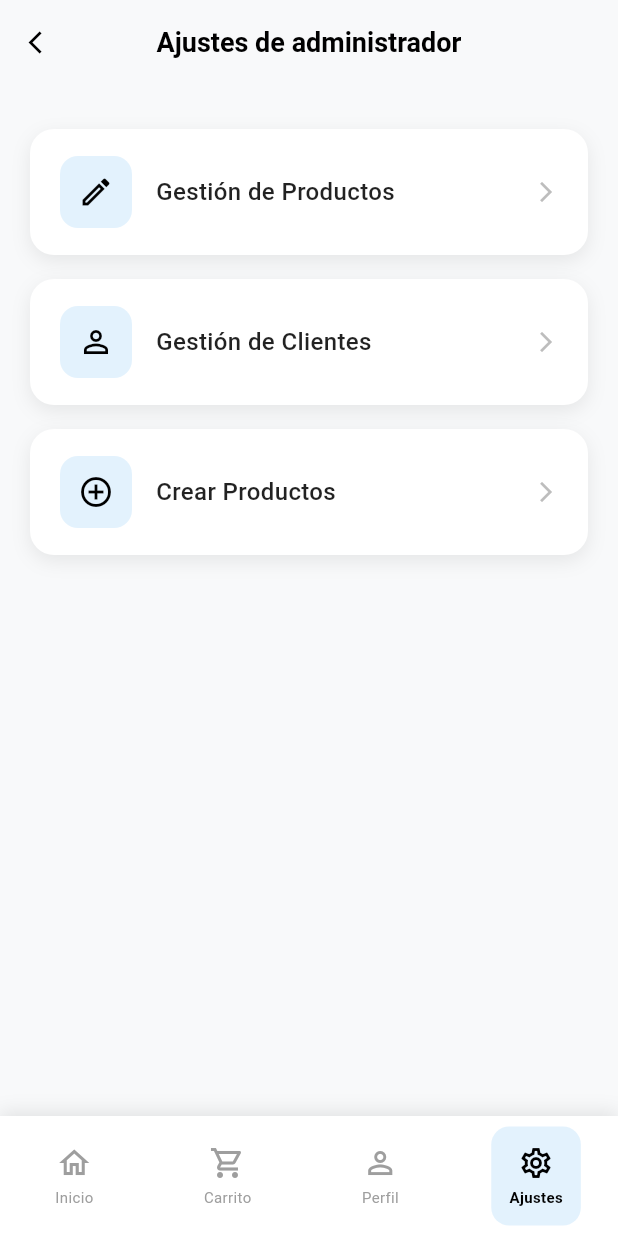
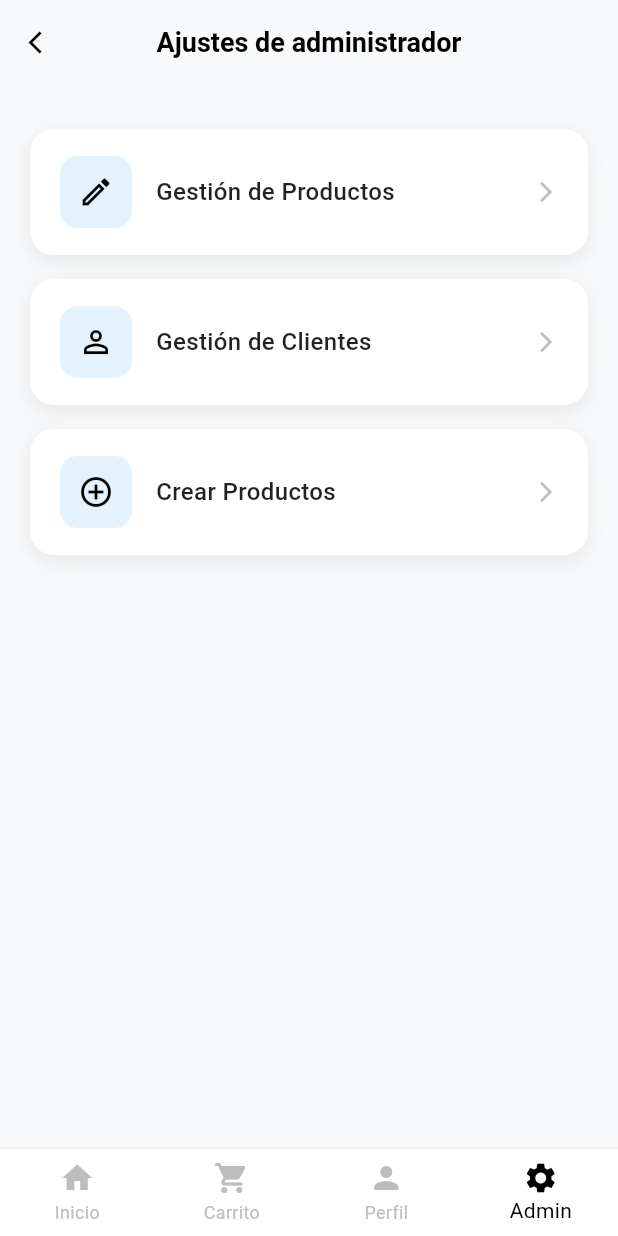
Before and after one commit to Irene-Sinclair/Proyecto_CodeCats_PrograMovil, a Flutter app: the AdminSettingsScreen screen opened directly, on a phone screen of 412 x 824 dp. Run offline on Flutter 3.47's test engine with Material 3 defaults, Android fonts, the phone set to English and light mode, and no system bars; our stand-ins replace cloud_firestore, firebase_auth, firebase_core, shared_preferences; accounts and stored records are empty; statements that could not run were skipped.

Commit message:
Navegacion entre pantallas agregada

```diff
--- a/lib/Pantallas_Admin/panel_adm.dart
+++ b/lib/Pantallas_Admin/panel_adm.dart
@@ -4,7 +4,8 @@ import 'package:proyecto_codecats/GestionProductos/gestion_productos.dart';
 import 'package:proyecto_codecats/Pantallas_Admin/gestion_clientes_adm.dart';
 import 'package:proyecto_codecats/Carrito/carrito.dart';
 import 'package:proyecto_codecats/Catalogo/catalogo.dart';
-
+import 'package:proyecto_codecats/botton_navigator.dart';
+import 'package:proyecto_codecats/user_profile/User.dart';
 
 class AdminSettingsScreen extends StatefulWidget {
   const AdminSettingsScreen({super.key});
@@ -17,7 +18,7 @@ class _AdminSettingsScreenState extends State<AdminSettingsScreen>
     with SingleTickerProviderStateMixin {
   late AnimationController _animationController;
   late Animation<double> _fadeAnimation;
-  int _currentIndex = 3; // Índice inicial para Ajustes
+  int _currentIndex = 3; // Índice para Ajustes (admin)
 
   @override
   void initState() {
@@ -52,7 +53,7 @@ class _AdminSettingsScreenState extends State<AdminSettingsScreen>
 
     // Navegar a la pantalla correspondiente
     switch (index) {
-      case 0: // Home
+      case 0: // Inicio
         Navigator.pushReplacement(
           context,
           MaterialPageRoute(builder: (context) => CatalogScreen()),
@@ -67,10 +68,10 @@ class _AdminSettingsScreenState extends State<AdminSettingsScreen>
       case 2: // Perfil
         Navigator.pushReplacement(
           context,
-          MaterialPageRoute(builder: (context) => PaymentScreen()),
+          MaterialPageRoute(builder: (context) => ProfileScreen()), // Cambia por tu pantalla de perfil
         );
         break;
-      case 3: // Ajustes (ya estamos aquí)
+      case 3: // Ajustes Admin (ya estamos aquí)
         // No hacer nada, ya estamos en ajustes
         break;
     }
@@ -135,27 +136,10 @@ class _AdminSettingsScreenState extends State<AdminSettingsScreen>
           ),
         ),
       ),
-      bottomNavigationBar: Container(
-        height: 80,
-        decoration: BoxDecoration(
-          color: Colors.white,
-          boxShadow: [
-            BoxShadow(
-              color: Colors.black.withOpacity(0.1),
-              blurRadius: 10,
-              offset: const Offset(0, -2),
-            ),
-          ],
-        ),
-        child: Row(
-          mainAxisAlignment: MainAxisAlignment.spaceAround,
-          children: [
-            _buildBottomNavItem(Icons.home_outlined, 0, 'Inicio'),
-            _buildBottomNavItem(Icons.shopping_cart_outlined, 1, 'Carrito'),
-            _buildBottomNavItem(Icons.person_outline, 2, 'Perfil'),
-            _buildBottomNavItem(Icons.settings_outlined, 3, 'Ajustes'),
-          ],
-        ),
+      bottomNavigationBar: CustomBottomNavigation(
+        currentIndex: _currentIndex,
+        onTap: _onBottomNavItemTapped,
+        accessType: 'admin', // Siempre es admin en esta pantalla
       ),
     );
   }
@@ -240,37 +224,4 @@ class _AdminSettingsScreenState extends State<AdminSettingsScreen>
       },
     );
   }
-
-  Widget _buildBottomNavItem(IconData icon, int index, String tooltip) {
-    bool isActive = _currentIndex == index;
-    return GestureDetector(
-      onTap: () => _onBottomNavItemTapped(index),
-      child: Container(
-        padding: const EdgeInsets.all(12),
-        decoration: BoxDecoration(
-          color: isActive ? Colors.blue.shade50 : Colors.transparent,
-          borderRadius: BorderRadius.circular(12),
-        ),
-        child: Column(
-          mainAxisSize: MainAxisSize.min,
-          children: [
-            Icon(
-              icon,
-              color: isActive ? Colors.black : Colors.grey.shade500,
-              size: 24,
-            ),
-            const SizedBox(height: 4),
-            Text(
-              tooltip,
-              style: TextStyle(
-                fontSize: 10,
-                color: isActive ? Colors.black : Colors.grey.shade500,
-                fontWeight: isActive ? FontWeight.bold : FontWeight.normal,
-              ),
-            ),
-          ],
-        ),
-      ),
-    );
-  }
 }
--- /dev/null
+++ b/lib/botton_navigator.dart
@@ -0,0 +1,80 @@
+import 'package:flutter/material.dart';
+
+class CustomBottomNavigation extends StatelessWidget {
+  final int currentIndex;
+  final Function(int) onTap;
+  final String accessType; // Variable para el tipo de acceso
+
+  const CustomBottomNavigation({
+    Key? key,
+    required this.currentIndex,
+    required this.onTap,
+    required this.accessType, // Recibir el tipo de acceso
+  }) : super(key: key);
+
+  @override
+  Widget build(BuildContext context) {
+    // Determinar si es admin
+    bool isAdmin = accessType == 'admin';
+
+    return Container(
+      decoration: BoxDecoration(
+        color: Colors.white,
+        border: Border(top: BorderSide(color: Colors.grey[200]!)),
+      ),
+      child: BottomNavigationBar(
+        backgroundColor: Colors.white,
+        selectedItemColor: Colors.black,
+        unselectedItemColor: Colors.grey[400],
+        type: BottomNavigationBarType.fixed,
+        elevation: 0,
+        currentIndex: currentIndex,
+        onTap: onTap,
+        items: isAdmin
+          ? _buildAdminItems() // Items para admin
+          : _buildUserItems(), // Items para usuario normal
+      ),
+    );
+  }
+
+  // Items para usuarios administradores
+  List<BottomNavigationBarItem> _buildAdminItems() {
+    return const [
+      BottomNavigationBarItem(
+        icon: Icon(Icons.home),
+        label: 'Inicio',
+      ),
+      BottomNavigationBarItem(
+        icon: Icon(Icons.shopping_cart),
+        label: 'Carrito',
+      ),
+
+      BottomNavigationBarItem(
+        icon: Icon(Icons.person),
+        label: 'Perfil',
+      ),
+      BottomNavigationBarItem(
+        icon: Icon(Icons.settings), // Ícono de tuerca para admin
+        label: 'Admin',
+      ),
+    ];
+  }
+
+  // Items para usuarios normales
+  List<BottomNavigationBarItem> _buildUserItems() {
+    return const [
+      BottomNavigationBarItem(
+        icon: Icon(Icons.home),
+        label: 'Inicio',
+      ),
+      BottomNavigationBarItem(
+        icon: Icon(Icons.shopping_cart),
+        label: 'Carrito',
+      ),
+      BottomNavigationBarItem(
+        icon: Icon(Icons.person),
+        label: 'Perfil',
+      ),
+    ];
+  }
+}
```
Also changed, not shown: lib/Carrito/carrito.dart (+41 -9 lines), lib/Catalogo/catalogo.dart (+39 -59 lines), lib/user_profile/User.dart (+42 -28 lines).
